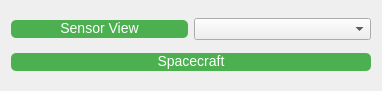
This is ui/design/qtcreator/navigator-panel.ui in esaSPICEservice/ess-plugin as Qt 5 draws it before an edit. The edited form follows.
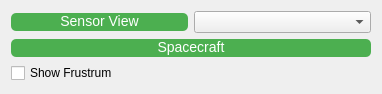
This is the edited form.

The edit to the form file:
```diff
--- a/ui/design/qtcreator/navigator-panel.ui
+++ b/ui/design/qtcreator/navigator-panel.ui
@@ -7,7 +7,7 @@
     <x>0</x>
     <y>0</y>
     <width>382</width>
-    <height>91</height>
+    <height>89</height>
    </rect>
   </property>
   <property name="windowTitle">
@@ -73,6 +73,17 @@
      </property>
     </widget>
    </item>
+   <item>
+    <layout class="QHBoxLayout" name="horizontalLayout_2">
+     <item>
+      <widget class="QCheckBox" name="frustrumCheckbox">
+       <property name="text">
+        <string>Show Frustrum</string>
+       </property>
+      </widget>
+     </item>
+    </layout>
+   </item>
   </layout>
  </widget>
  <resources/>
```
